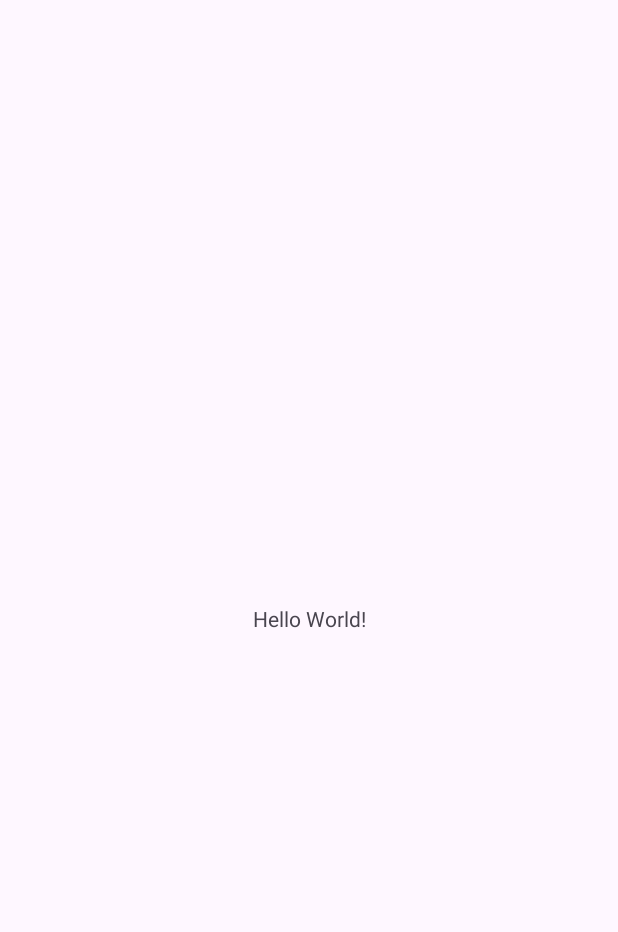
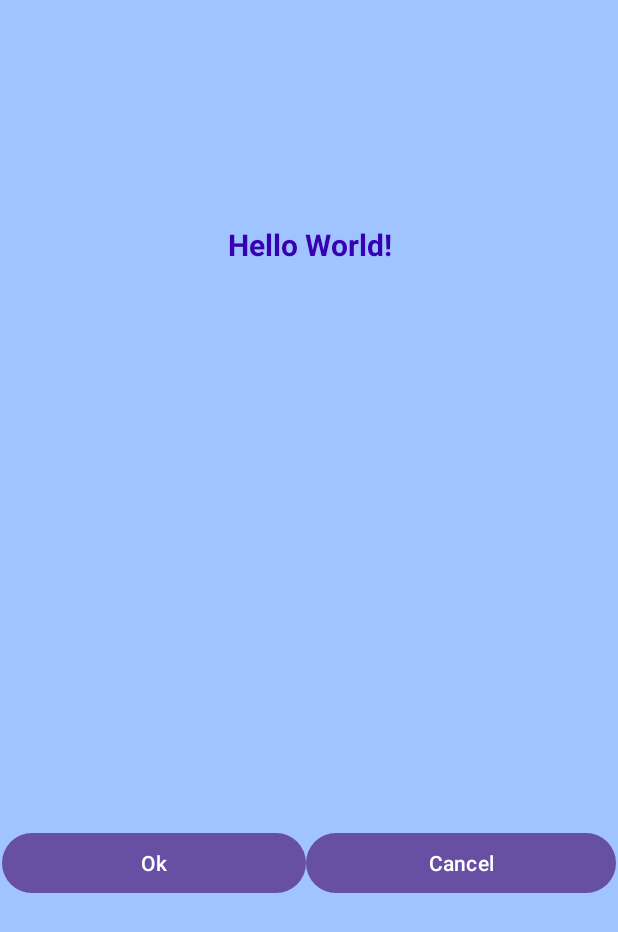
Before and after one commit to Marcoospg/Actividad5Kotlin, an Android app: the screen it shows after launch (MainActivity), on a phone screen of 412 x 824 dp. Before the commit the part shown is almost empty. Shown: the top 932 px of the screen. Run offline under Robolectric (Android 15) with nearby library versions, the phone set to English and light mode, and no system bars.

Commit message:
Cambiado el color de fondo, añadido dos botones con funciones de onClick

```diff
--- a/app/build.gradle.kts
+++ b/app/build.gradle.kts
@@ -5,7 +5,7 @@ plugins {
 
 android {
     namespace = "com.example.appkotlin"
-    compileSdk = 33
+    compileSdk = 34
 
     defaultConfig {
         applicationId = "com.example.appkotlin"
--- a/app/src/main/java/com/example/appkotlin/MainActivity.kt
+++ b/app/src/main/java/com/example/appkotlin/MainActivity.kt
@@ -2,10 +2,20 @@ package com.example.appkotlin
 
 import androidx.appcompat.app.AppCompatActivity
 import android.os.Bundle
+import android.util.Log
+import android.view.View
 
 class MainActivity : AppCompatActivity() {
     override fun onCreate(savedInstanceState: Bundle?) {
         super.onCreate(savedInstanceState)
         setContentView(R.layout.activity_main)
     }
+
+    fun clickOk(v: View){
+        Log.v("MainActivity","Presioné OK")
+    }
+
+    fun clickCancel(v: View){
+        Log.v("MainActivity","Presioné Cancel")
+    }
 }
--- a/app/src/main/res/layout/activity_main.xml
+++ b/app/src/main/res/layout/activity_main.xml
@@ -4,15 +4,54 @@
     xmlns:tools="http://schemas.android.com/tools"
     android:layout_width="match_parent"
     android:layout_height="match_parent"
-    tools:context=".MainActivity">
+    tools:context=".MainActivity"
+    android:background="@color/colorFondo"
+    tools:ignore="ExtraText"><![CDATA[>
+
+    ]]>
 
     <TextView
-        android:layout_width="wrap_content"
-        android:layout_height="wrap_content"
+        android:id="@+id/textView"
+        android:layout_width="409dp"
+        android:layout_height="176dp"
         android:text="Hello World!"
+        android:textAlignment="center"
+        android:textColor="@color/design_default_color_primary_variant"
+        android:textSize="20sp"
+        android:textStyle="bold"
         app:layout_constraintBottom_toBottomOf="parent"
         app:layout_constraintEnd_toEndOf="parent"
         app:layout_constraintStart_toStartOf="parent"
-        app:layout_constraintTop_toTopOf="parent" />
+        app:layout_constraintTop_toTopOf="parent"
+        app:layout_constraintVertical_bias="0.23" />
+
+    <LinearLayout
+        android:layout_width="0dp"
+        android:layout_height="wrap_content"
+        android:layout_marginStart="1dp"
+        android:layout_marginTop="1dp"
+        android:layout_marginEnd="1dp"
+        android:orientation="horizontal"
+        app:layout_constraintBottom_toBottomOf="parent"
+        app:layout_constraintEnd_toEndOf="parent"
+        app:layout_constraintStart_toStartOf="parent"
+        app:layout_constraintTop_toBottomOf="@+id/textView">
+
+        <Button
+            android:id="@+id/button"
+            android:layout_width="wrap_content"
+            android:layout_height="wrap_content"
+            android:layout_weight="1"
+            android:onClick="clickOk"
+            android:text="Ok" />
+
+        <Button
+            android:id="@+id/button2"
+            android:layout_width="wrap_content"
+            android:layout_height="wrap_content"
+            android:layout_weight="1"
+            android:onClick="clickCancel"
+            android:text="Cancel" />
+    </LinearLayout>
 
 </androidx.constraintlayout.widget.ConstraintLayout>
--- a/app/src/main/res/values/colors.xml
+++ b/app/src/main/res/values/colors.xml
@@ -2,4 +2,5 @@
 <resources>
     <color name="black">#FF000000</color>
     <color name="white">#FFFFFFFF</color>
+    <color name="colorFondo">#A0C4FF</color>
 </resources>
```
